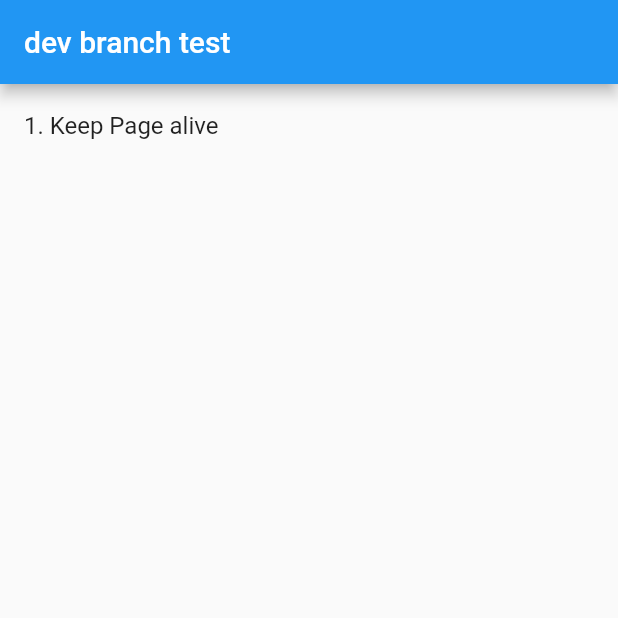
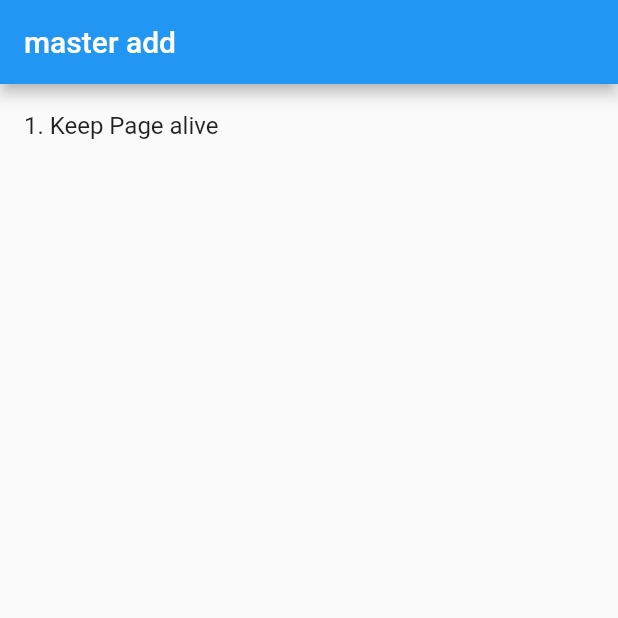
Before and after one commit to liucrystal24/flutterTest, a Flutter app: the screen it shows after launch, on a phone screen of 412 x 824 dp, the top half of it. Run offline on Flutter 3.47's test engine with Material 2 defaults, Android fonts, the phone set to English and light mode, and no system bars.

Commit message:
master add

```diff
--- a/demo1/lib/main.dart
+++ b/demo1/lib/main.dart
@@ -10,7 +10,7 @@ class TestHome extends StatelessWidget {
   @override
   Widget build(BuildContext context) {
     return Scaffold(
-      appBar: AppBar(title: Text('dev branch test')),
+      appBar: AppBar(title: Text('master add')),
       body: ListView(
         children: <Widget>[
           ListTile(
```
